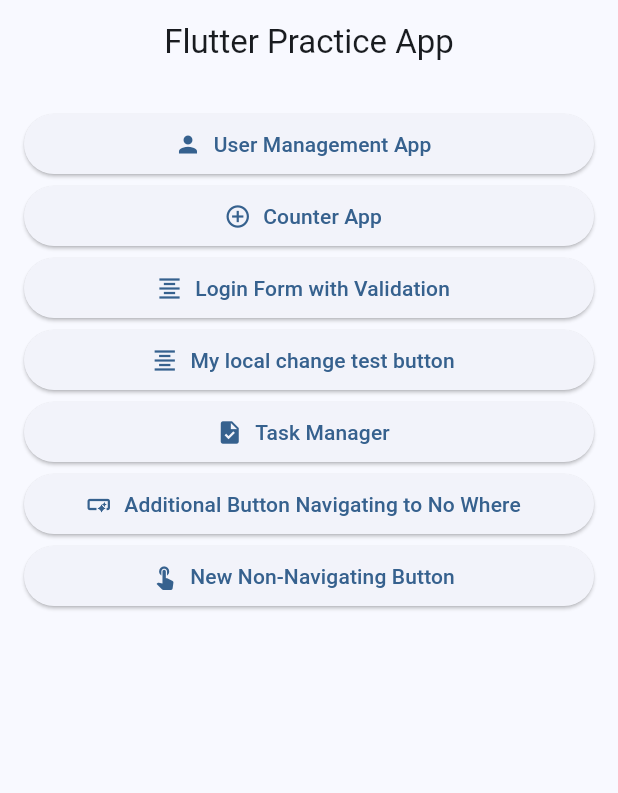
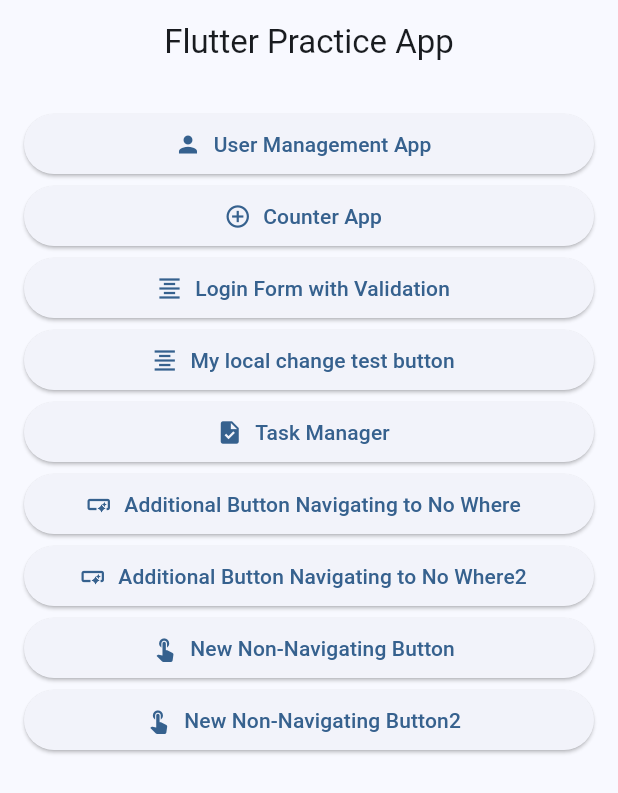
Before and after one commit to tahaa-workspace/mock_user_management_app, a Flutter app: the screen it shows after launch, on a phone screen of 412 x 824 dp. Shown: the top 793 px of the screen. Run offline on Flutter 3.47's test engine with Material 3 defaults, Android fonts, the phone set to English and light mode, and no system bars; our stand-ins replace get, google_sign_in.

Commit message:
Save local home screen changes

```diff
--- a/lib/screens/home_screen.dart
+++ b/lib/screens/home_screen.dart
@@ -91,10 +91,21 @@
               'Additional Button Navigating to No Where',
               Icons.smart_button,
               () {},
+            ),buildElevatedButton(
+              context,
+              'Additional Button Navigating to No Where2',
+              Icons.smart_button,
+              () {},
             ),
             buildElevatedButton(
               context,
               'New Non-Navigating Button',
+              Icons.touch_app,
+              () {},
+            ),
+            buildElevatedButton(
+              context,
+              'New Non-Navigating Button2',
               Icons.touch_app,
               () {},
             ),
```
